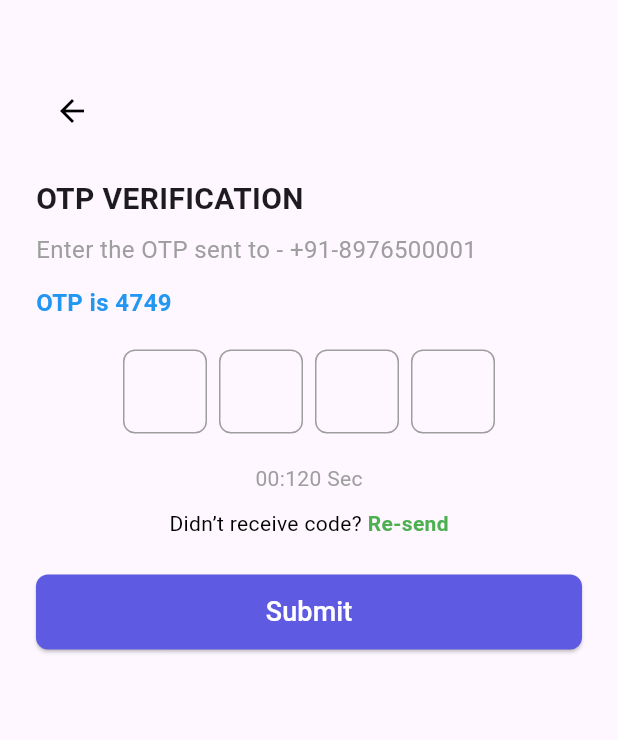
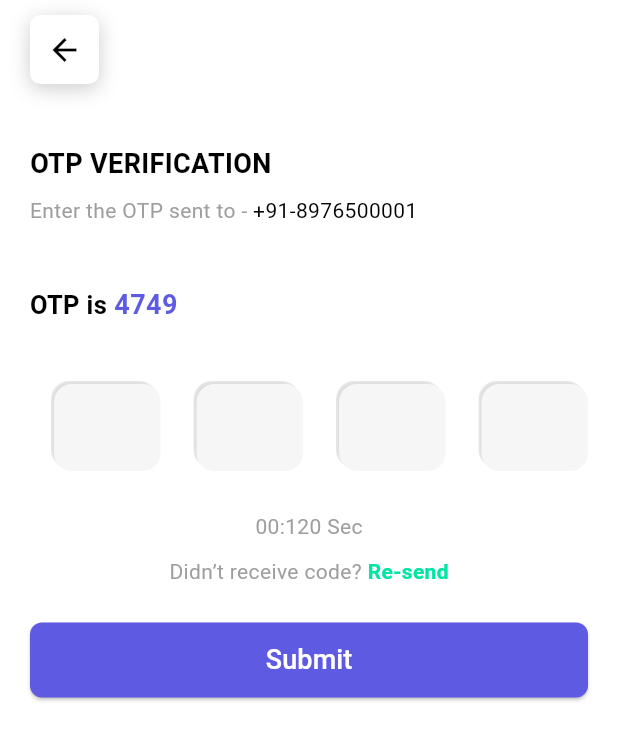
Before and after one commit to SouravSouru/zybo_product_listing_app, a Flutter app: the OTPVerificationScreen screen opened directly, on a phone screen of 412 x 824 dp. Shown: the top 740 px of the screen. Run offline on Flutter 3.47's test engine with Material 3 defaults, Android fonts, the phone set to English and light mode, and no system bars; drawn by our look-alikes of pinput, toastification; our stand-ins replace bloc, cached_network_image, carousel_slider, dio, dots_indicator, flutter_bloc and 6 more; Roboto replaces fonts that are missing (Oxygen).

Commit message:
OTP verification UI implemented

```diff
--- a/lib/core/config/route/go_router.dart
+++ b/lib/core/config/route/go_router.dart
@@ -1,6 +1,8 @@
 import 'package:flutter/material.dart';
 import 'package:go_router/go_router.dart';
 import 'package:zybo_machine_test/presentation/auth/login/login_screen.dart';
+import 'package:zybo_machine_test/presentation/auth/otp%20verification/otp_verification_screen.dart';
+import 'package:zybo_machine_test/presentation/auth/otp%20verification/widgets/otp_widget.dart';
 import 'package:zybo_machine_test/presentation/main/main_screen.dart';
 
 import '../../../presentation/splash/splash_screen.dart';
@@ -26,6 +28,12 @@ final GoRouter router = GoRouter(
           buildPageWithFadeTransition(const LoginScreen(), state),
     ),
     GoRoute(
+      name: Routes.otp,
+      path: Routes.getOtpVerificationRoute(),
+      pageBuilder: (context, state) =>
+          buildPageWithFadeTransition(const OTPVerificationScreen(), state),
+    ),
+    GoRoute(
       name: Routes.main,
       path: Routes.getMainRoute(),
       pageBuilder: (context, state) =>
--- a/lib/core/config/route/route_constants.dart
+++ b/lib/core/config/route/route_constants.dart
@@ -1,15 +1,13 @@
 class Routes {
   static String splash = "/";
-  static String home = "home";
   static String main = "main";
   static String login = "login";
-
+  static String otp = "otp";
 
   // ----------------------------------------------------
 
   static String getSplashRoute() => splash;
-  static String getHomeRoute() => "/$home";
+  static String getOtpVerificationRoute() =>"/$otp";
   static String getLoginRoute() => "/$login";
   static String getMainRoute() => "/$main";
-
 }
--- a/lib/presentation/auth/otp verification/otp_verification_screen.dart
+++ b/lib/presentation/auth/otp verification/otp_verification_screen.dart
@@ -0,0 +1,18 @@
+import 'package:flutter/material.dart';
+import 'package:zybo_machine_test/core/utilities/getters/get_colors.dart';
+
+import 'widgets/otp_widget.dart';
+
+class OTPVerificationScreen extends StatelessWidget {
+  const OTPVerificationScreen({super.key});
+
+  @override
+  Widget build(BuildContext context) {
+    return Scaffold(
+      backgroundColor: AppColors.white,
+      body: const SafeArea(
+        child: OTPVerificationWidget(),
+      ),
+    );
+  }
+}
--- /dev/null
+++ b/lib/presentation/auth/otp verification/widgets/components/otp_input_fields.dart
@@ -0,0 +1,39 @@
+import 'package:flutter/material.dart';
+import 'package:pinput/pinput.dart';
+
+class OtpInputFileds extends StatelessWidget {
+  const OtpInputFileds({
+    super.key,
+  });
+
+  @override
+  Widget build(BuildContext context) {
+    return Center(
+      child: Pinput(
+        length: 4,
+        mainAxisAlignment: MainAxisAlignment.center,
+        keyboardType: TextInputType.number,
+        defaultPinTheme: PinTheme(
+          width: 76,
+          height: 58,
+          margin: const EdgeInsets.only(left: 16),
+          textStyle:
+              const TextStyle(fontSize: 20, fontWeight: FontWeight.bold),
+          decoration: BoxDecoration(
+            color: const Color(0xFFF6F6F6),
+            borderRadius: BorderRadius.circular(12),
+            boxShadow: [
+              BoxShadow(
+                color: Colors.black.withOpacity(0.18),
+                offset: const Offset(-2, -2),
+                blurRadius: 4,
+                spreadRadius: 0,
+                blurStyle: BlurStyle.inner,
+              ),
+            ],
+          ),
+        ),
+      ),
+    );
+  }
+}
--- a/lib/presentation/auth/otp verification/widgets/otp_widget.dart
+++ b/lib/presentation/auth/otp verification/widgets/otp_widget.dart
@@ -1,99 +1,109 @@
 import 'package:flutter/material.dart';
-import 'package:pinput/pinput.dart';
+import 'package:google_fonts/google_fonts.dart';
+            import 'package:zybo_machine_test/core/utilities/getters/get_colors.dart';
+import 'package:zybo_machine_test/shared/widgets/app_elevated_button.dart';
+import '../../../../shared/widgets/app_back_button.dart';
+import 'components/otp_input_fields.dart';
 
-// Reusable Back Button Widget
-class CustomBackButton extends StatelessWidget {
-  final VoidCallback onPressed;
-
-  const CustomBackButton({super.key, required this.onPressed});
+class OTPVerificationWidget extends StatelessWidget {
+  const OTPVerificationWidget({
+    super.key,
+  });
 
   @override
   Widget build(BuildContext context) {
-    return IconButton(
-      onPressed: onPressed,
-      icon: const Icon(Icons.arrow_back),
-      color: Colors.black,
-      tooltip: 'Back',
-    );
-  }
-}
-
-class OTPVerificationScreen extends StatelessWidget {
-  const OTPVerificationScreen({super.key});
-
-  @override
-  Widget build(BuildContext context) {
-    return Scaffold(
-      body: Padding(
-        padding: const EdgeInsets.symmetric(horizontal: 24.0),
+    return Padding(
+      padding: const EdgeInsets.symmetric(horizontal: 20.0),
       child: Column(
         crossAxisAlignment: CrossAxisAlignment.start,
         children: [
-            const SizedBox(height: 50),
-            CustomBackButton(
+          const SizedBox(height: 10),
+          AppBackButton(
             onPressed: () {
               Navigator.pop(context);
             },
           ),
-            const SizedBox(height: 20),
-            const Text(
+          const SizedBox(height: 40),
+          Text(
             "OTP VERIFICATION",
-              style: TextStyle(fontSize: 20, fontWeight: FontWeight.bold),
+            style: GoogleFonts.oxygen(
+                fontSize: 18,
+                fontWeight: FontWeight.w700,
+                color: AppColors.black),
           ),
           const SizedBox(height: 8),
-            const Text(
-              "Enter the OTP sent to - +91-8976500001",
-              style: TextStyle(fontSize: 16, color: Colors.grey),
+          Text.rich(
+            TextSpan(
+              text: "Enter the OTP sent to -",
+              style: GoogleFonts.oxygen(
+                  fontSize: 14,
+                  fontWeight: FontWeight.w400,
+                  color: AppColors.grey),
+              children: [
+                TextSpan(
+                  text: " +91-8976500001",
+                  style: GoogleFonts.oxygen(
+                      fontSize: 14,
+                      fontWeight: FontWeight.w400,
+                      color: AppColors.black),
                 ),
-            const SizedBox(height: 12),
-            const Text(
-              "OTP is 4749",
-              style: TextStyle(
-                  fontSize: 16,
-                  fontWeight: FontWeight.bold,
-                  color: Colors.blue),
+              ],
             ),
-            const SizedBox(height: 20),
+            textAlign: TextAlign.center,
+          ),
+          const SizedBox(height: 40),
+          Text.rich(
+            TextSpan(
+              text: "OTP is",
+              style: GoogleFonts.oxygen(
+                  fontSize: 17,
+                  fontWeight: FontWeight.w700,
+                  color: AppColors.black),
+              children: [
+                TextSpan(
+                  text: " 4749",
+                  style: GoogleFonts.oxygen(
+                      fontSize: 18,
+                      fontWeight: FontWeight.w700,
+                      color: AppColors.primaryColor),
+                ),
+              ],
+            ),
+            textAlign: TextAlign.center,
+          ),
+          const SizedBox(height: 40),
 
           // OTP Input Fields
+          const OtpInputFileds(),
+
+          const SizedBox(height: 27),
           Center(
-              child: Pinput(
-                length: 4,
-                defaultPinTheme: PinTheme(
-                  width: 56,
-                  height: 56,
-                  textStyle: const TextStyle(
-                      fontSize: 20, fontWeight: FontWeight.bold),
-                  decoration: BoxDecoration(
-                    border: Border.all(color: Colors.grey),
-                    borderRadius: BorderRadius.circular(8),
-                  ),
-                ),
-              ),
-            ),
-
-            const SizedBox(height: 20),
-            const Center(
             child: Text(
               "00:120 Sec",
-                style: TextStyle(fontSize: 14, color: Colors.grey),
+              style: GoogleFonts.oxygen(
+                  fontSize: 14,
+                  fontWeight: FontWeight.w400,
+                  color: AppColors.grey),
             ),
           ),
           const SizedBox(height: 10),
 
           // Resend OTP
-            const Center(
+          Center(
             child: Text.rich(
               TextSpan(
                 text: "Didn’t receive code? ",
-                  style: TextStyle(fontSize: 14, color: Colors.black),
+                style: GoogleFonts.oxygen(
+                    fontSize: 14,
+                    fontWeight: FontWeight.w400,
+                    color: AppColors.grey),
                 children: [
                   TextSpan(
                     text: "Re-send",
-                      style: TextStyle(
-                        fontWeight: FontWeight.bold,
-                        color: Colors.green,
-                      ),
+                    style: GoogleFonts.oxygen(
+                        fontSize: 14,
+                        fontWeight: FontWeight.w700,
+                        color: const Color(0xff00E5A4)),
                   ),
                 ],
               ),
@@ -102,27 +112,8 @@ class OTPVerificationScreen extends StatelessWidget {
           const SizedBox(height: 24),
 
           // Submit Button
-            SizedBox(
-              width: double.infinity,
-              height: 50,
-              child: ElevatedButton(
-                style: ElevatedButton.styleFrom(
-                  backgroundColor: const Color(0xFF5E5BE2),
-                  shape: RoundedRectangleBorder(
-                    borderRadius: BorderRadius.circular(8),
-                  ),
-                ),
-                onPressed: () {
-                  // Handle OTP verification
-                },
-                child: const Text(
-                  "Submit",
-                  style: TextStyle(fontSize: 18, color: Colors.white),
-                ),
-              ),
-            ),
+          AppElevatedButton(text: "Submit", onPressed: () {})
         ],
-        ),
       ),
     );
   }
--- /dev/null
+++ b/lib/shared/widgets/app_back_button.dart
@@ -0,0 +1,34 @@
+import 'package:flutter/material.dart';
+import 'package:zybo_machine_test/core/utilities/getters/get_colors.dart';
+
+class AppBackButton extends StatelessWidget {
+  final VoidCallback onPressed;
+
+  const AppBackButton({super.key, required this.onPressed});
+
+  @override
+  Widget build(BuildContext context) {
+    return Container(
+      height: 46,
+      width: 46,
+      decoration: BoxDecoration(
+        color: AppColors.white,
+        borderRadius: BorderRadius.circular(7),
+        boxShadow: [
+          BoxShadow(
+            color: Colors.black.withOpacity(0.2),
+            offset: const Offset(0, 3),
+            blurRadius: 11,
+            spreadRadius: 0,
+          ),
+        ],
+      ),
+      child: IconButton(
+        onPressed: onPressed,
+        icon: const Icon(Icons.arrow_back),
+        color: Colors.black,
+        tooltip: 'Back',
+      ),
+    );
+  }
+}
```
Also changed, not shown: lib/presentation/auth/login/widgets/components/phone_number_textfiled.dart (+24 -13 lines), lib/presentation/auth/login/widgets/login_widget.dart (+36 -28 lines). Lines whose indentation alone changed are shown as unchanged.
